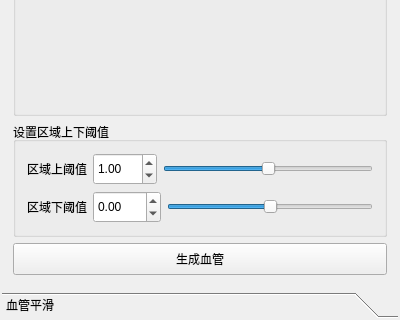
The window that Plugins/Mipf_Plugin_VesselSegmentation/VesselSegmentationController.ui (linson7017/MIPF) describes before a commit, drawn with Qt 5; both pictures show x 0 to 400 and y 279 to 599 of the 400 by 599 pixel window.
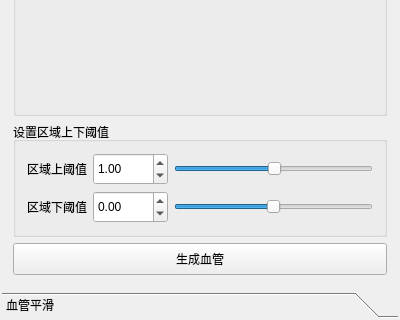
The same window after the commit. Icons and pictures are not drawn. Custom widgets are drawn as their Qt base class.

Patch:
```diff
--- a/Plugins/Mipf_Plugin_VesselSegmentation/VesselSegmentationController.ui
+++ b/Plugins/Mipf_Plugin_VesselSegmentation/VesselSegmentationController.ui
@@ -182,8 +182,11 @@
                 <height>32</height>
                </size>
               </property>
+              <property name="minimum">
+               <double>-1000.000000000000000</double>
+              </property>
               <property name="maximum">
-               <double>500.000000000000000</double>
+               <double>1000.000000000000000</double>
               </property>
               <property name="value">
                <double>1.000000000000000</double>
@@ -241,10 +244,10 @@
                </size>
               </property>
               <property name="minimum">
-               <double>-500.000000000000000</double>
+               <double>-1000.000000000000000</double>
               </property>
               <property name="maximum">
-               <double>500.000000000000000</double>
+               <double>1000.000000000000000</double>
               </property>
              </widget>
             </item>
```
